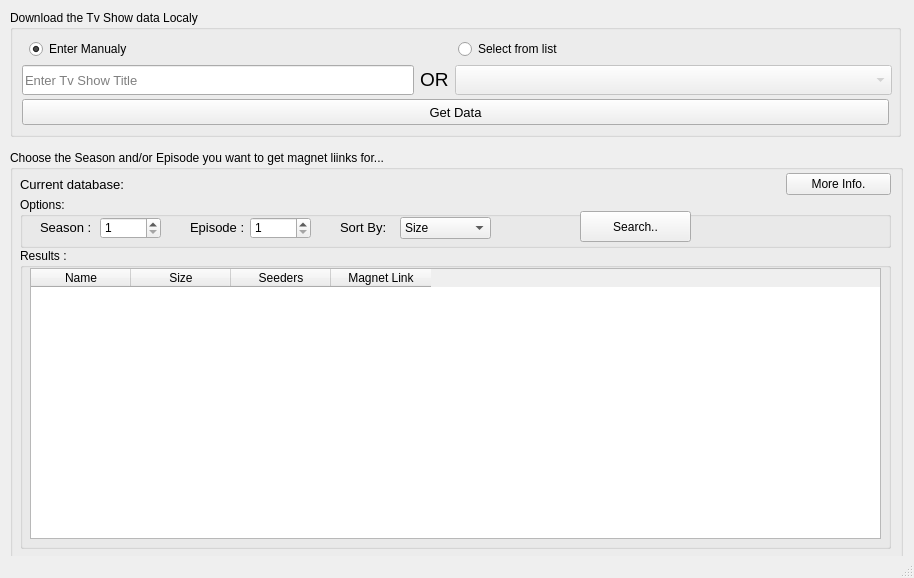
Qt form GUI/utils/design_files/MainDesign.ui (ayieko168/Eztv-torrent-scrapper) before a commit.
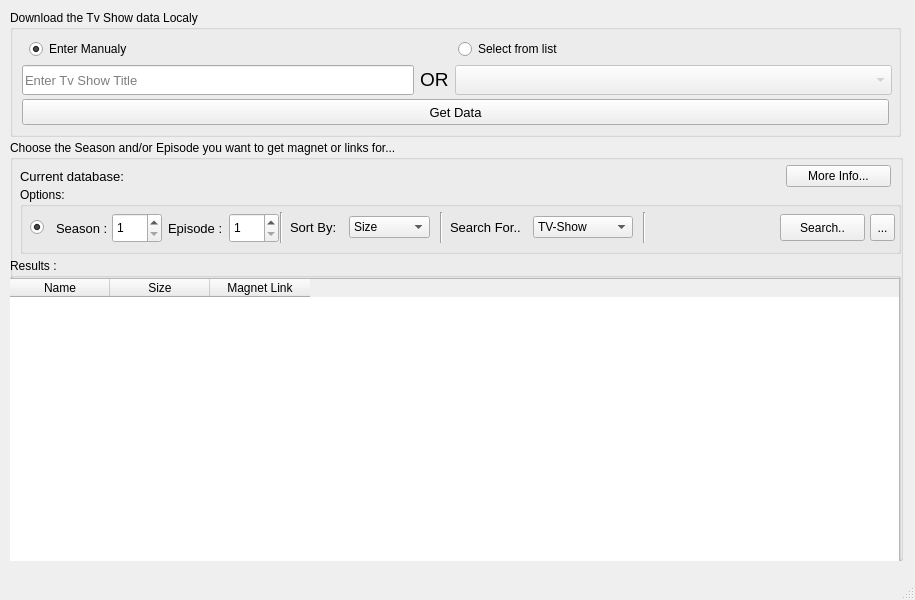
The same form after that commit. Icons and pictures are not drawn.

```diff
--- a/GUI/utils/design_files/MainDesign.ui
+++ b/GUI/utils/design_files/MainDesign.ui
@@ -6,8 +6,8 @@
    <rect>
     <x>0</x>
     <y>0</y>
-    <width>914</width>
-    <height>578</height>
+    <width>915</width>
+    <height>600</height>
    </rect>
   </property>
   <property name="windowTitle">
@@ -192,67 +192,122 @@
     <property name="geometry">
      <rect>
       <x>10</x>
-      <y>150</y>
+      <y>140</y>
       <width>893</width>
-      <height>411</height>
+      <height>421</height>
      </rect>
     </property>
     <property name="title">
-     <string>Choose the Season and/or Episode you want to get magnet liinks for...</string>
+     <string>Choose the Season and/or Episode you want to get magnet or links for...</string>
     </property>
     <widget class="QGroupBox" name="groupBox_3">
      <property name="geometry">
       <rect>
-       <x>10</x>
-       <y>98</y>
-       <width>871</width>
-       <height>301</height>
+       <x>0</x>
+       <y>118</y>
+       <width>891</width>
+       <height>311</height>
       </rect>
      </property>
      <property name="title">
       <string>Results :</string>
      </property>
-     <widget class="QTableWidget" name="resutlTable">
+     <widget class="QStackedWidget" name="stackedWidget">
       <property name="geometry">
        <rect>
-        <x>10</x>
+        <x>-1</x>
         <y>20</y>
-        <width>851</width>
-        <height>271</height>
+        <width>891</width>
+        <height>291</height>
        </rect>
       </property>
-      <property name="autoScrollMargin">
-       <number>6</number>
+      <property name="currentIndex">
+       <number>1</number>
       </property>
-      <property name="selectionBehavior">
-       <enum>QAbstractItemView::SelectRows</enum>
-      </property>
-      <property name="sortingEnabled">
-       <bool>true</bool>
-      </property>
-      <attribute name="horizontalHeaderMinimumSectionSize">
-       <number>100</number>
-      </attribute>
-      <column>
-       <property name="text">
-        <string>Name</string>
-       </property>
-      </column>
-      <column>
-       <property name="text">
-        <string>Size</string>
-       </property>
-      </column>
-      <column>
-       <property name="text">
-        <string>Seeders</string>
-       </property>
-      </column>
-      <column>
-       <property name="text">
-        <string>Magnet Link</string>
-       </property>
-      </column>
+      <widget class="QWidget" name="page">
+       <widget class="QTableWidget" name="resutlTable">
+        <property name="geometry">
+         <rect>
+          <x>-1</x>
+          <y>0</y>
+          <width>891</width>
+          <height>291</height>
+         </rect>
+        </property>
+        <property name="autoScrollMargin">
+         <number>6</number>
+        </property>
+        <property name="selectionBehavior">
+         <enum>QAbstractItemView::SelectRows</enum>
+        </property>
+        <property name="sortingEnabled">
+         <bool>true</bool>
+        </property>
+        <attribute name="horizontalHeaderMinimumSectionSize">
+         <number>100</number>
+        </attribute>
+        <column>
+         <property name="text">
+          <string>Name</string>
+         </property>
+        </column>
+        <column>
+         <property name="text">
+          <string>Size</string>
+         </property>
+        </column>
+        <column>
+         <property name="text">
+          <string>Seeders</string>
+         </property>
+        </column>
+        <column>
+         <property name="text">
+          <string>Magnet Link</string>
+         </property>
+        </column>
+       </widget>
+      </widget>
+      <widget class="QWidget" name="page_2">
+       <widget class="QTableWidget" name="resutlTable_2">
+        <property name="geometry">
+         <rect>
+          <x>0</x>
+          <y>0</y>
+          <width>891</width>
+          <height>291</height>
+         </rect>
+        </property>
+        <property name="autoScrollMargin">
+         <number>6</number>
+        </property>
+        <property name="selectionBehavior">
+         <enum>QAbstractItemView::SelectRows</enum>
+        </property>
+        <property name="sortingEnabled">
+         <bool>true</bool>
+        </property>
+        <attribute name="horizontalHeaderMinimumSectionSize">
+         <number>100</number>
+        </attribute>
+        <column>
+         <property name="text">
+          <string>Name</string>
+         </property>
+        </column>
+        <column>
+         <property name="text">
+          <string>Size</string>
+         </property>
+        </column>
+        <column>
+         <property name="text">
+          <string>Magnet Link</string>
+         </property>
+        </column>
+       </widget>
+      </widget>
+      <widget class="QWidget" name="page_3"/>
      </widget>
     </widget>
     <widget class="QGroupBox" name="groupBox_4">
@@ -260,146 +315,387 @@
       <rect>
        <x>10</x>
        <y>47</y>
-       <width>871</width>
-       <height>51</height>
+       <width>881</width>
+       <height>67</height>
       </rect>
      </property>
      <property name="title">
       <string>Options: </string>
      </property>
-     <widget class="QSpinBox" name="seasonSpin">
-      <property name="geometry">
-       <rect>
-        <x>80</x>
-        <y>20</y>
-        <width>61</width>
-        <height>22</height>
-       </rect>
-      </property>
-      <property name="toolTip">
-       <string>Season to search for.</string>
-      </property>
-      <property name="minimum">
-       <number>1</number>
-      </property>
-      <property name="maximum">
-       <number>99</number>
-      </property>
-     </widget>
-     <widget class="QLabel" name="label_2">
-      <property name="geometry">
-       <rect>
-        <x>20</x>
-        <y>20</y>
-        <width>61</width>
-        <height>21</height>
-       </rect>
-      </property>
-      <property name="font">
-       <font>
-        <pointsize>10</pointsize>
-       </font>
-      </property>
-      <property name="text">
-       <string>Season : </string>
-      </property>
-     </widget>
-     <widget class="QLabel" name="label_3">
-      <property name="geometry">
-       <rect>
-        <x>170</x>
-        <y>20</y>
-        <width>61</width>
-        <height>21</height>
-       </rect>
-      </property>
-      <property name="font">
-       <font>
-        <pointsize>10</pointsize>
-       </font>
-      </property>
-      <property name="text">
-       <string>Episode : </string>
-      </property>
-     </widget>
-     <widget class="QSpinBox" name="episodeSpin">
-      <property name="geometry">
-       <rect>
-        <x>230</x>
-        <y>20</y>
-        <width>61</width>
-        <height>22</height>
-       </rect>
-      </property>
-      <property name="toolTip">
-       <string>Episode to search for.</string>
-      </property>
-      <property name="minimum">
-       <number>1</number>
-      </property>
-      <property name="maximum">
-       <number>500</number>
-      </property>
-     </widget>
      <widget class="QPushButton" name="searchButton">
       <property name="geometry">
        <rect>
-        <x>560</x>
-        <y>14</y>
-        <width>111</width>
-        <height>31</height>
+        <x>760</x>
+        <y>27</y>
+        <width>85</width>
+        <height>27</height>
        </rect>
       </property>
       <property name="toolTip">
-       <string>Search for an episode's download link(magnet link) from the localy available database.</string>
+       <string>Search for an title's download link(magnet link) from the localy available database.</string>
       </property>
       <property name="text">
        <string>Search..</string>
       </property>
      </widget>
-     <widget class="QComboBox" name="sortValueCombo">
+     <widget class="Line" name="line">
       <property name="geometry">
        <rect>
-        <x>380</x>
-        <y>20</y>
-        <width>91</width>
-        <height>22</height>
+        <x>253</x>
+        <y>25</y>
+        <width>16</width>
+        <height>31</height>
        </rect>
       </property>
-      <item>
-       <property name="text">
-        <string>Size</string>
-       </property>
-      </item>
-      <item>
-       <property name="text">
-        <string>Name</string>
-       </property>
-      </item>
-      <item>
-       <property name="text">
-        <string>Seeders</string>
-       </property>
-      </item>
+      <property name="orientation">
+       <enum>Qt::Vertical</enum>
+      </property>
      </widget>
-     <widget class="QLabel" name="label_4">
+     <widget class="QToolButton" name="toolButton">
       <property name="geometry">
        <rect>
-        <x>320</x>
-        <y>20</y>
-        <width>61</width>
-        <height>21</height>
+        <x>850</x>
+        <y>27</y>
+        <width>25</width>
+        <height>27</height>
        </rect>
       </property>
-      <property name="font">
-       <font>
-        <pointsize>10</pointsize>
-       </font>
+      <property name="toolTip">
+       <string>Online Search settings</string>
       </property>
       <property name="text">
-       <string>Sort By: </string>
+       <string>...</string>
       </property>
      </widget>
+     <widget class="QWidget" name="layoutWidget_2">
+      <property name="geometry">
+       <rect>
+        <x>430</x>
+        <y>25</y>
+        <width>185</width>
+        <height>31</height>
+       </rect>
+      </property>
+      <layout class="QHBoxLayout" name="horizontalLayout_6">
+       <item>
+        <widget class="QLabel" name="label_6">
+         <property name="minimumSize">
+          <size>
+           <width>77</width>
+           <height>0</height>
+          </size>
+         </property>
+         <property name="maximumSize">
+          <size>
+           <width>77</width>
+           <height>16777215</height>
+          </size>
+         </property>
+         <property name="font">
+          <font>
+           <pointsize>10</pointsize>
+          </font>
+         </property>
+         <property name="text">
+          <string>Search For..</string>
+         </property>
+        </widget>
+       </item>
+       <item>
+        <widget class="QComboBox" name="searchForCombo">
+         <property name="minimumSize">
+          <size>
+           <width>100</width>
+           <height>0</height>
+          </size>
+         </property>
+         <property name="maximumSize">
+          <size>
+           <width>100</width>
+           <height>16777215</height>
+          </size>
+         </property>
+         <property name="toolTip">
+          <string>Configure what to search for</string>
+         </property>
+         <item>
+          <property name="text">
+           <string>TV-Show</string>
+          </property>
+         </item>
+         <item>
+          <property name="text">
+           <string>Movie</string>
+          </property>
+         </item>
+         <item>
+          <property name="text">
+           <string>Subtitles</string>
+          </property>
+         </item>
+        </widget>
+       </item>
+      </layout>
+     </widget>
+     <widget class="Line" name="line_2">
+      <property name="geometry">
+       <rect>
+        <x>413</x>
+        <y>25</y>
+        <width>16</width>
+        <height>31</height>
+       </rect>
+      </property>
+      <property name="orientation">
+       <enum>Qt::Vertical</enum>
+      </property>
+     </widget>
+     <widget class="Line" name="line_3">
+      <property name="geometry">
+       <rect>
+        <x>616</x>
+        <y>25</y>
+        <width>16</width>
+        <height>31</height>
+       </rect>
+      </property>
+      <property name="orientation">
+       <enum>Qt::Vertical</enum>
+      </property>
+     </widget>
+     <widget class="QWidget" name="">
+      <property name="geometry">
+       <rect>
+        <x>10</x>
+        <y>25</y>
+        <width>257</width>
+        <height>32</height>
+       </rect>
+      </property>
+      <layout class="QHBoxLayout" name="horizontalLayout_4">
+       <item>
+        <widget class="QRadioButton" name="season_episodeRadio">
+         <property name="minimumSize">
+          <size>
+           <width>20</width>
+           <height>24</height>
+          </size>
+         </property>
+         <property name="maximumSize">
+          <size>
+           <width>25</width>
+           <height>25</height>
+          </size>
+         </property>
+         <property name="font">
+          <font>
+           <weight>50</weight>
+           <bold>false</bold>
+          </font>
+         </property>
+         <property name="text">
+          <string/>
+         </property>
+         <property name="checked">
+          <bool>true</bool>
+         </property>
+        </widget>
+       </item>
+       <item>
+        <widget class="QLabel" name="label_2">
+         <property name="minimumSize">
+          <size>
+           <width>50</width>
+           <height>0</height>
+          </size>
+         </property>
+         <property name="maximumSize">
+          <size>
+           <width>50</width>
+           <height>30</height>
+          </size>
+         </property>
+         <property name="font">
+          <font>
+           <pointsize>10</pointsize>
+          </font>
+         </property>
+         <property name="text">
+          <string>Season : </string>
+         </property>
+        </widget>
+       </item>
+       <item>
+        <widget class="QSpinBox" name="seasonSpin">
+         <property name="minimumSize">
+          <size>
+           <width>50</width>
+           <height>30</height>
+          </size>
+         </property>
+         <property name="maximumSize">
+          <size>
+           <width>50</width>
+           <height>30</height>
+          </size>
+         </property>
+         <property name="toolTip">
+          <string>Season to search for.</string>
+         </property>
+         <property name="minimum">
+          <number>1</number>
+         </property>
+         <property name="maximum">
+          <number>99</number>
+         </property>
+         <property name="value">
+          <number>1</number>
+         </property>
+        </widget>
+       </item>
+       <item>
+        <widget class="QLabel" name="label_3">
+         <property name="minimumSize">
+          <size>
+           <width>55</width>
+           <height>0</height>
+          </size>
+         </property>
+         <property name="maximumSize">
+          <size>
+           <width>55</width>
+           <height>30</height>
+          </size>
+         </property>
+         <property name="font">
+          <font>
+           <pointsize>10</pointsize>
+          </font>
+         </property>
+         <property name="text">
+          <string>Episode : </string>
+         </property>
+        </widget>
+       </item>
+       <item>
+        <widget class="QSpinBox" name="episodeSpin">
+         <property name="minimumSize">
+          <size>
+           <width>50</width>
+           <height>30</height>
+          </size>
+         </property>
+         <property name="maximumSize">
+          <size>
+           <width>50</width>
+           <height>30</height>
+          </size>
+         </property>
+         <property name="toolTip">
+          <string>Episode to search for.</string>
+         </property>
+         <property name="minimum">
+          <number>1</number>
+         </property>
+         <property name="maximum">
+          <number>500</number>
+         </property>
+        </widget>
+       </item>
+       <item>
+        <spacer name="horizontalSpacer_2">
+         <property name="orientation">
+          <enum>Qt::Horizontal</enum>
+         </property>
+         <property name="sizeHint" stdset="0">
+          <size>
+           <width>40</width>
+           <height>20</height>
+          </size>
+         </property>
+        </spacer>
+       </item>
+      </layout>
+     </widget>
+     <widget class="QWidget" name="">
+      <property name="geometry">
+       <rect>
+        <x>270</x>
+        <y>25</y>
+        <width>142</width>
+        <height>31</height>
+       </rect>
+      </property>
+      <layout class="QHBoxLayout" name="horizontalLayout_5">
+       <item>
+        <widget class="QLabel" name="label_4">
+         <property name="minimumSize">
+          <size>
+           <width>53</width>
+           <height>0</height>
+          </size>
+         </property>
+         <property name="maximumSize">
+          <size>
+           <width>20</width>
+           <height>16777215</height>
+          </size>
+         </property>
+         <property name="font">
+          <font>
+           <pointsize>10</pointsize>
+          </font>
+         </property>
+         <property name="text">
+          <string>Sort By: </string>
+         </property>
+        </widget>
+       </item>
+       <item>
+        <widget class="QComboBox" name="sortValueCombo">
+         <property name="minimumSize">
+          <size>
+           <width>81</width>
+           <height>0</height>
+          </size>
+         </property>
+         <property name="maximumSize">
+          <size>
+           <width>80</width>
+           <height>16777215</height>
+          </size>
+         </property>
+         <item>
+          <property name="text">
+           <string>Size</string>
+          </property>
+         </item>
+         <item>
+          <property name="text">
+           <string>Name</string>
+          </property>
+         </item>
+         <item>
+          <property name="text">
+           <string>Seeders</string>
+          </property>
+         </item>
+        </widget>
+       </item>
+      </layout>
+     </widget>
+     <zorder>line</zorder>
+     <zorder>seasonSpin</zorder>
+     <zorder>label_2</zorder>
+     <zorder>label_3</zorder>
+     <zorder>episodeSpin</zorder>
+     <zorder>searchButton</zorder>
+     <zorder>sortValueCombo</zorder>
+     <zorder>label_4</zorder>
+     <zorder>toolButton</zorder>
+     <zorder>layoutWidget_2</zorder>
+     <zorder>line_2</zorder>
+     <zorder>line_3</zorder>
     </widget>
     <widget class="QWidget" name="layoutWidget">
      <property name="geometry">
@@ -407,7 +703,7 @@
        <x>10</x>
        <y>20</y>
        <width>871</width>
-       <height>29</height>
+       <height>33</height>
       </rect>
      </property>
      <layout class="QHBoxLayout" name="horizontalLayout_3">
@@ -468,8 +764,11 @@
           <height>16777215</height>
          </size>
         </property>
+        <property name="toolTip">
+         <string>See more information regarding the searched title online</string>
+        </property>
         <property name="text">
-         <string>More Info.</string>
+         <string>More Info...</string>
         </property>
        </widget>
       </item>
```
Left out of the diff: 65 changed lines with no effect on the pictures.
